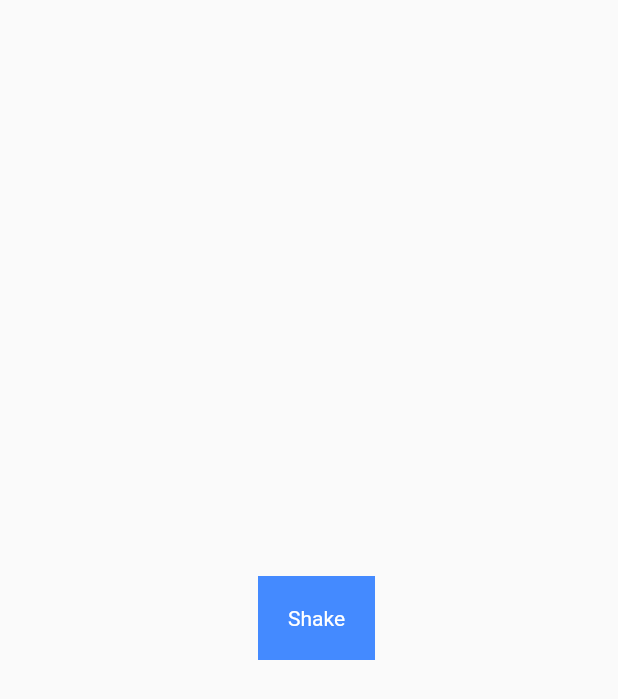
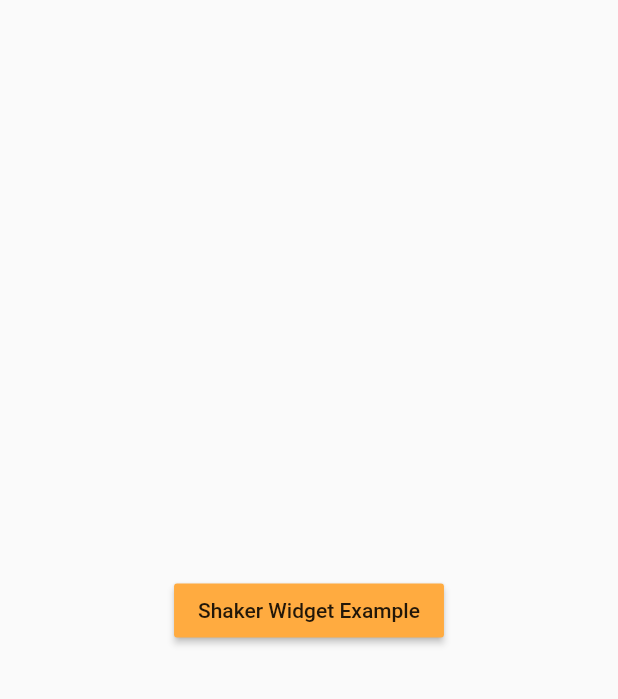
Before and after one commit to AliAkberAakash/flutter_animation_experiment, a Flutter app: the screen it shows after launch, on a phone screen of 412 x 824 dp. Shown: the top 699 px of the screen. Run offline on Flutter 3.47's test engine with Material 2 defaults, Android fonts, the phone set to English and light mode, and no system bars.

Commit message:
add: menu screen

```diff
--- a/lib/main.dart
+++ b/lib/main.dart
@@ -1,4 +1,4 @@
-import 'package:animation_experiment/shaker_widget/shaker_widget_example.dart';
+import 'package:animation_experiment/menu_screen.dart';
 import 'package:flutter/material.dart';
 
 void main() {
@@ -16,7 +16,7 @@ class MyApp extends StatelessWidget {
       theme: ThemeData(
         primarySwatch: Colors.blue,
       ),
-      home: const ShakerWidgetExample(),
+      home: const MenuScreen(),
     );
   }
 }
--- /dev/null
+++ b/lib/menu_screen.dart
@@ -0,0 +1,75 @@
+import 'package:animation_experiment/shaker_widget/shaker_widget_example.dart';
+import 'package:flutter/material.dart';
+
+class MenuScreen extends StatelessWidget {
+  const MenuScreen({Key? key}) : super(key: key);
+
+  @override
+  Widget build(BuildContext context) {
+    return Scaffold(
+      body: Center(
+        child: Column(
+          mainAxisAlignment: MainAxisAlignment.center,
+          children: const [
+            NavigatorButton(
+              screenWidget: ShakerWidgetExample(),
+              title: "Shaker Widget Example",
+              color: Colors.orangeAccent,
+            ),
+            VSpacer(),
+          ],
+        ),
+      ),
+    );
+  }
+}
+
+class VSpacer extends StatelessWidget {
+
+  final double height;
+  const VSpacer({Key? key, this.height = 10}) : super(key: key);
+
+  @override
+  Widget build(BuildContext context) {
+    return SizedBox(
+      height: height,
+    );
+  }
+}
+
+class NavigatorButton extends StatelessWidget {
+
+  final Widget screenWidget;
+  final String title;
+  final Color color;
+  final Color textColor;
+
+  const NavigatorButton({
+    Key? key,
+    required this.screenWidget,
+    required this.title,
+    this.color = Colors.lightBlueAccent,
+    this.textColor = Colors.black87,
+  }) : super(key: key);
+
+  @override
+  Widget build(BuildContext context) {
+    return MaterialButton(
+      color: color,
+      child: Text(
+        title,
+        style: TextStyle(
+          color: textColor,
+        ),
+      ),
+      onPressed: (){
+        Navigator.push(
+          context,
+          MaterialPageRoute(
+            builder: (context)=> screenWidget,
+          ),
+        );
+      },
+    );
+  }
+}
```
